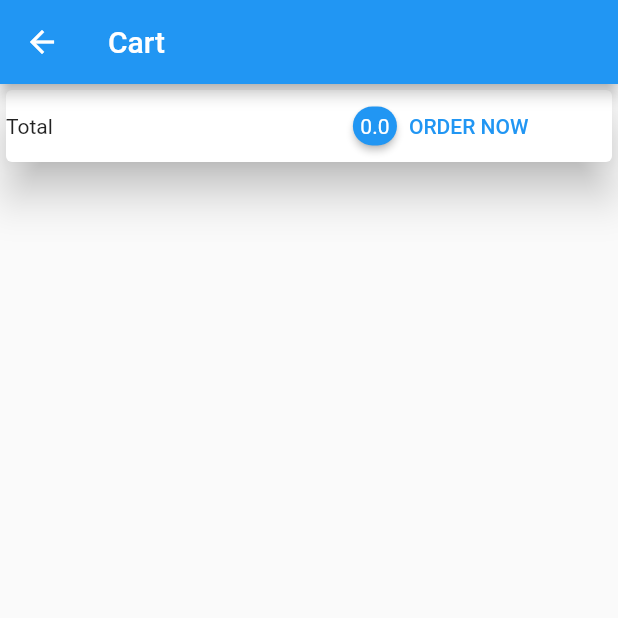
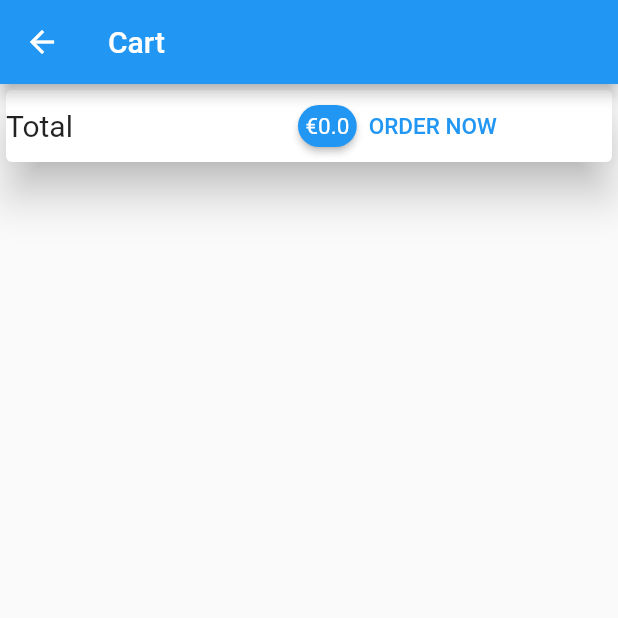
Before and after one commit to Leguan16/shop_app, a Flutter app: the ShoppingCart screen opened by its route, on a phone screen of 412 x 824 dp, the top half of it. Run offline on Flutter 3.47's test engine with Material 2 defaults, Android fonts, the phone set to English and light mode, and no system bars; drawn by our look-alikes of badges; network calls fail.

Commit message:
added 2 mice and formatting changes

```diff
--- a/lib/pages/shoppingCartPage.dart
+++ b/lib/pages/shoppingCartPage.dart
@@ -29,18 +29,18 @@ class ShoppingCart extends StatelessWidget {
             elevation: 12,
             child: Row(
               children: [
-                Text("Total"),
+                Text("Total", style: TextStyle(fontSize: 20),),
                 SizedBox(
-                  width: 200,
+                  width: 150,
                 ),
                 Badge(
                   toAnimate: false,
                   shape: BadgeShape.square,
                   badgeColor: Colors.blue,
                   borderRadius: BorderRadius.circular(15),
-                  badgeContent: Text(
+                  badgeContent: Text( "€" +
                       shoppingCartManager.getTotalPrice().toString(),
-                      style: TextStyle(color: Colors.white)),
+                      style: TextStyle(color: Colors.white, fontSize: 15)),
                 ),
                 TextButton(
                     onPressed: () {
@@ -50,7 +50,7 @@ class ShoppingCart extends StatelessWidget {
                         shoppingCartManager.clear();
                       }
                     },
-                    child: Text("ORDER NOW"))
+                    child: Text("ORDER NOW", style: TextStyle(fontSize: 15)))
               ],
             ),
           ),
--- a/lib/providers/productManager.dart
+++ b/lib/providers/productManager.dart
@@ -4,10 +4,23 @@ import 'package:shop_app/domain/product.dart';
 class ProductManager with ChangeNotifier {
   final List<Product> _products = [
     Product(
-        "Mouse",
+        "Mouse 1",
         20.0,
         "https://media.discordapp.net/attachments/946476628492570624/946476760457965628/unknown.png?width=1214&height=683",
         "Mouse description"),
+    Product(
+      "Mouse 2",
+      30.0,
+      "https://media.discordapp.net/attachments/548926343421886464/946483857153204224/IMG_20220224_191108.jpg?width=871&height=683",
+      "You can make good note block covers with it!"
+    ),
+    Product(
+      //beabsichtigt
+      "House",
+      23,
+      "https://media.discordapp.net/attachments/548926343421886464/951253588603191306/IMG_8349.jpg?width=512&height=683",
+      "i don't know yet"
+    )
   ];
 
   addProduct(Product product) {
--- a/lib/widgets/productManagerListTile.dart
+++ b/lib/widgets/productManagerListTile.dart
@@ -26,7 +26,7 @@ class ProductManagerListTile extends StatelessWidget {
             onPressed: () {Navigator.of(context).pushNamed(ProductAddPage.route, arguments: product);},
           ),
           IconButton(
-            icon: Icon(Icons.delete),
+            icon: Icon(Icons.delete, color: Colors.red,),
             onPressed: () {
               productManager.removeProduct(product);
             },
```
Also changed, not shown: lib/widgets/productView.dart (+17 -7 lines), lib/widgets/shopItem.dart (+24 -11 lines).
